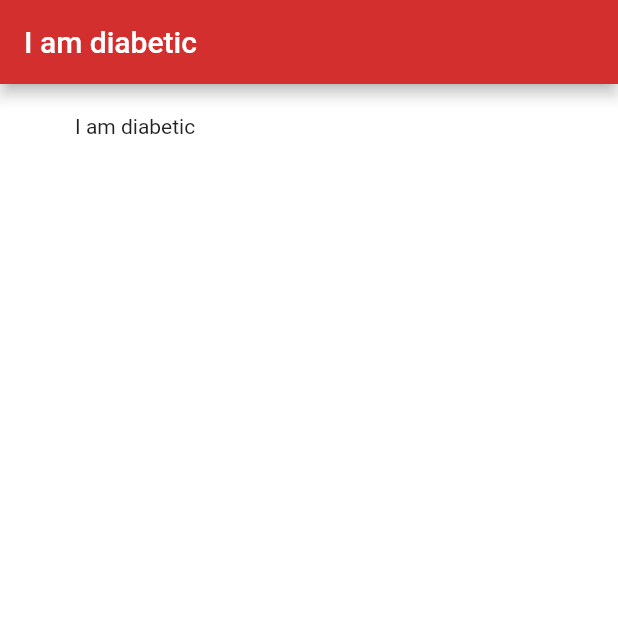
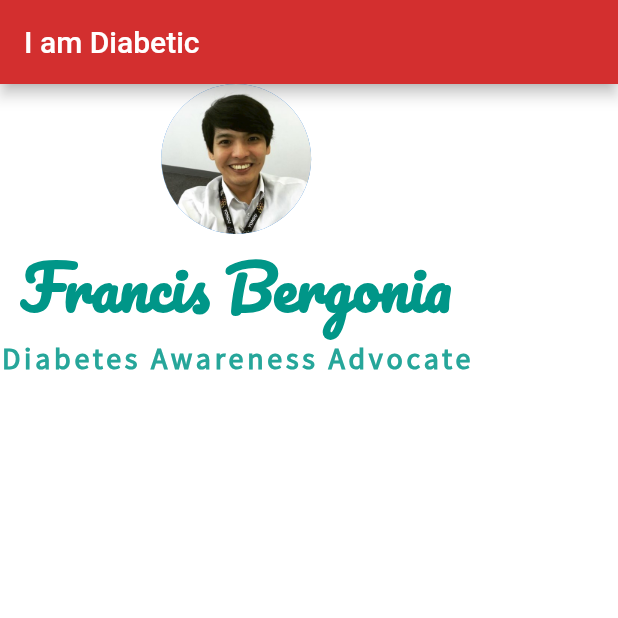
Before and after one commit to arkrayBergonia/Dart-Test, a Flutter app: the screen it shows after launch, on a phone screen of 412 x 824 dp, the top half of it. Run offline on Flutter 3.47's test engine with Material 2 defaults, Android fonts, the phone set to English and light mode, and no system bars.

Commit message:
customFonts added

```diff
--- a/lib/main.dart
+++ b/lib/main.dart
@@ -10,20 +10,38 @@ class DiabetesCardApp extends StatelessWidget {
     return MaterialApp(
       home: Scaffold(
         appBar: AppBar(
-          title: Text('I am diabetic'),
+          title: Text('I am Diabetic'),
           backgroundColor: Colors.red[700],
         ),
         backgroundColor: Colors.white,
         body: SafeArea(
-          child: Container(
-            height: 200,
-            width: 200,
-            margin: EdgeInsets.only(left: 30.0),
-            padding: EdgeInsets.all(20.0),
-            color: Colors.white,
-            child: Text('I am diabetic'),
-          ),
-        ),
+            child: Column(
+          children: <Widget>[
+            CircleAvatar(
+              radius: 50.0,
+              backgroundImage: AssetImage('images/linkedin.jpeg'),
+            ),
+            Text(
+              'Francis Bergonia',
+              style: TextStyle(
+                fontFamily: 'Pacifico',
+                fontSize: 40,
+                color: Colors.teal,
+                fontWeight: FontWeight.bold,
+              ),
+            ),
+            Text(
+              'Diabetes Awareness Advocate',
+              style: TextStyle(
+                fontFamily: 'Source Sans Pro',
+                fontSize: 20,
+                letterSpacing: 2.5,
+                color: Colors.teal.shade400,
+                fontWeight: FontWeight.bold,
+              ),
+            ),
+          ],
+        )),
       ),
     );
   }
```
Also changed, not shown: pubspec.yaml (+10 -0 lines), fonts/Pacifico-Regular.ttf (added), fonts/SourceSansPro-Regular.ttf (added), images/linkedin.jpeg (added).
